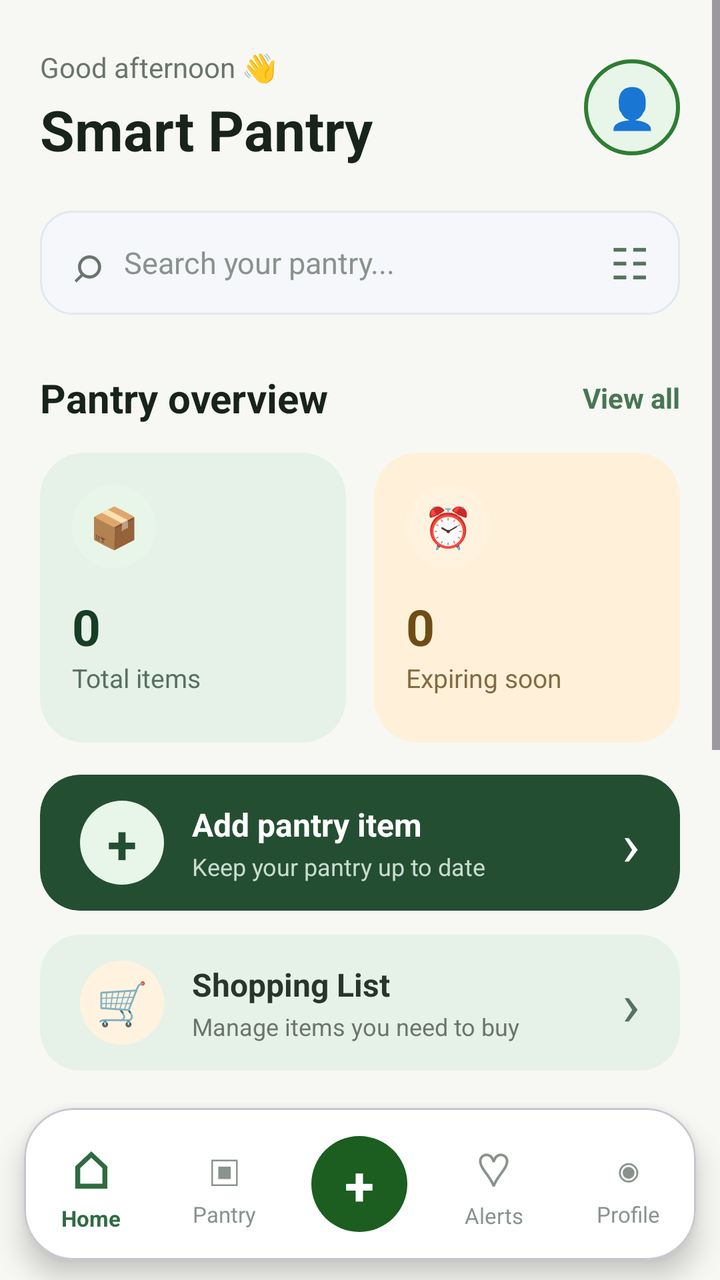
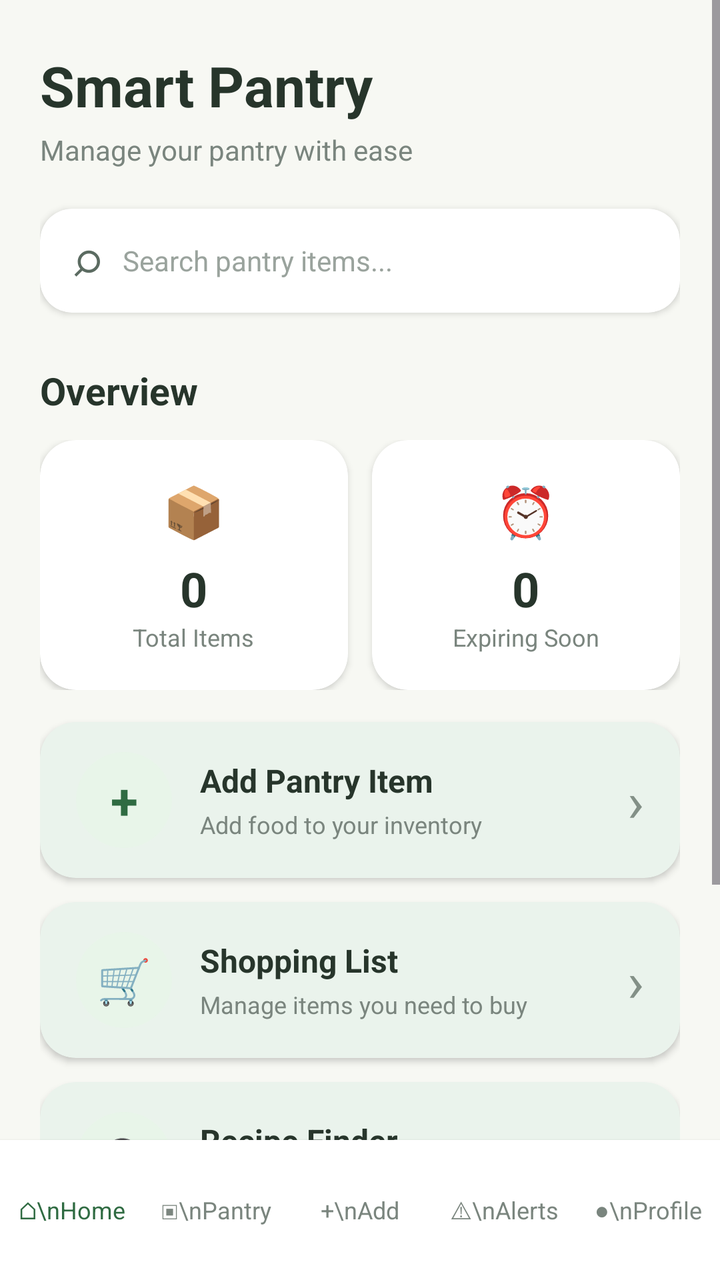

Compare the two renders of this Android layout. The source of the first and the diff that turns it into the second are given below.
<!-- AndroidManifest.xml: application theme Theme.SmartPantryManager -->
<!-- res/layout/activity_main.xml -->
<?xml version="1.0" encoding="utf-8"?>
<androidx.constraintlayout.widget.ConstraintLayout
    xmlns:android="http://schemas.android.com/apk/res/android"
    xmlns:app="http://schemas.android.com/apk/res-auto"
    xmlns:tools="http://schemas.android.com/tools"
    android:id="@+id/main"
    android:layout_width="match_parent"
    android:layout_height="match_parent"
    android:background="#F7F8F3"
    tools:context=".MainActivity">

    
    <ScrollView
        android:id="@+id/dashboardScroll"
        android:layout_width="0dp"
        android:layout_height="0dp"
        android:fillViewport="true"
        android:overScrollMode="never"
        app:layout_constraintTop_toTopOf="parent"
        app:layout_constraintBottom_toTopOf="@+id/bottomNavigation"
        app:layout_constraintStart_toStartOf="parent"
        app:layout_constraintEnd_toEndOf="parent">

        <LinearLayout
            android:layout_width="match_parent"
            android:layout_height="wrap_content"
            android:orientation="vertical"
            android:paddingStart="20dp"
            android:paddingEnd="20dp"
            android:paddingTop="24dp"
            android:paddingBottom="28dp">

            
            <LinearLayout
                android:layout_width="match_parent"
                android:layout_height="wrap_content"
                android:gravity="center_vertical"
                android:orientation="horizontal">

                <LinearLayout
                    android:layout_width="0dp"
                    android:layout_height="wrap_content"
                    android:layout_weight="1"
                    android:orientation="vertical">

                    <TextView
                        android:layout_width="wrap_content"
                        android:layout_height="wrap_content"
                        android:text="Good afternoon 👋"
                        android:textColor="#6B756D"
                        android:textSize="14sp" />

                    <TextView
                        android:layout_width="wrap_content"
                        android:layout_height="wrap_content"
                        android:layout_marginTop="3dp"
                        android:text="Smart Pantry"
                        android:textColor="#17231B"
                        android:textSize="28sp"
                        android:textStyle="bold" />

                </LinearLayout>

                
                <TextView
                    android:layout_width="48dp"
                    android:layout_height="48dp"
                    android:background="@drawable/profile_circle"
                    android:gravity="center"
                    android:text="👤"
                    android:textSize="20sp" />

            </LinearLayout>


            
            <LinearLayout
                android:layout_width="match_parent"
                android:layout_height="52dp"
                android:layout_marginTop="22dp"
                android:background="@drawable/search_background"
                android:gravity="center_vertical"
                android:orientation="horizontal"
                android:paddingStart="16dp"
                android:paddingEnd="16dp">

                <TextView
                    android:layout_width="wrap_content"
                    android:layout_height="wrap_content"
                    android:text="⌕"
                    android:textColor="#69756D"
                    android:textSize="25sp" />

                <TextView
                    android:layout_width="0dp"
                    android:layout_height="wrap_content"
                    android:layout_marginStart="10dp"
                    android:layout_weight="1"
                    android:text="Search your pantry..."
                    android:textColor="#89928C"
                    android:textSize="15sp" />

                <TextView
                    android:layout_width="wrap_content"
                    android:layout_height="wrap_content"
                    android:text="☷"
                    android:textColor="#55735D"
                    android:textSize="22sp" />

            </LinearLayout>


            
            <LinearLayout
                android:layout_width="match_parent"
                android:layout_height="wrap_content"
                android:layout_marginTop="28dp"
                android:gravity="center_vertical"
                android:orientation="horizontal">

                <TextView
                    android:layout_width="0dp"
                    android:layout_height="wrap_content"
                    android:layout_weight="1"
                    android:text="Pantry overview"
                    android:textColor="#17231B"
                    android:textSize="20sp"
                    android:textStyle="bold" />

                <TextView
                    android:layout_width="wrap_content"
                    android:layout_height="wrap_content"
                    android:text="View all"
                    android:textColor="#477654"
                    android:textSize="14sp"
                    android:textStyle="bold" />

            </LinearLayout>


            
            <LinearLayout
                android:layout_width="match_parent"
                android:layout_height="wrap_content"
                android:layout_marginTop="14dp"
                android:orientation="horizontal">

                
                <com.google.android.material.card.MaterialCardView
                    android:id="@+id/inventoryCard"
                    android:layout_width="0dp"
                    android:layout_height="145dp"
                    android:layout_marginEnd="7dp"
                    android:layout_weight="1"
                    app:cardBackgroundColor="#E6F2E8"
                    app:cardCornerRadius="22dp"
                    app:cardElevation="0dp"
                    app:strokeWidth="0dp">

                    <LinearLayout
                        android:layout_width="match_parent"
                        android:layout_height="match_parent"
                        android:orientation="vertical"
                        android:padding="16dp">

                        <TextView
                            android:layout_width="42dp"
                            android:layout_height="42dp"
                            android:background="@drawable/icon_circle_green"
                            android:gravity="center"
                            android:text="📦"
                            android:textSize="20sp" />

                        <TextView
                            android:id="@+id/totalItemsCount"
                            android:layout_width="wrap_content"
                            android:layout_height="wrap_content"
                            android:layout_marginTop="12dp"
                            android:text="0"
                            android:textColor="#173D25"
                            android:textSize="25sp"
                            android:textStyle="bold" />

                        <TextView
                            android:layout_width="wrap_content"
                            android:layout_height="wrap_content"
                            android:text="Total items"
                            android:textColor="#587060"
                            android:textSize="13sp" />

                    </LinearLayout>

                </com.google.android.material.card.MaterialCardView>


                
                <com.google.android.material.card.MaterialCardView
                    android:layout_width="0dp"
                    android:layout_height="145dp"
                    android:layout_marginStart="7dp"
                    android:layout_weight="1"
                    app:cardBackgroundColor="#FFF1D9"
                    app:cardCornerRadius="22dp"
                    app:cardElevation="0dp"
                    app:strokeWidth="0dp">

                    <LinearLayout
                        android:layout_width="match_parent"
                        android:layout_height="match_parent"
                        android:orientation="vertical"
                        android:padding="16dp">

                        <TextView
                            android:layout_width="42dp"
                            android:layout_height="42dp"
                            android:background="@drawable/icon_circle_orange"
                            android:gravity="center"
                            android:text="⏰"
                            android:textSize="20sp" />

                        <TextView
                            android:id="@+id/expiringSoonCount"
                            android:layout_width="wrap_content"
                            android:layout_height="wrap_content"
                            android:layout_marginTop="12dp"
                            android:text="0"
                            android:textColor="#704C15"
                            android:textSize="25sp"
                            android:textStyle="bold" />

                        <TextView
                            android:layout_width="wrap_content"
                            android:layout_height="wrap_content"
                            android:text="Expiring soon"
                            android:textColor="#846B42"
                            android:textSize="13sp" />

                    </LinearLayout>

                </com.google.android.material.card.MaterialCardView>

            </LinearLayout>


            
            <com.google.android.material.card.MaterialCardView
                android:id="@+id/addItemCard"
                android:layout_width="match_parent"
                android:layout_height="68dp"
                android:layout_marginTop="16dp"
                app:cardBackgroundColor="#244E32"
                app:cardCornerRadius="20dp"
                app:cardElevation="0dp"
                app:strokeWidth="0dp">

                <LinearLayout
                    android:layout_width="match_parent"
                    android:layout_height="match_parent"
                    android:gravity="center_vertical"
                    android:orientation="horizontal"
                    android:paddingStart="20dp"
                    android:paddingEnd="20dp">

                    <TextView
                        android:layout_width="42dp"
                        android:layout_height="42dp"
                        android:background="@drawable/add_circle"
                        android:gravity="center"
                        android:text="+"
                        android:textColor="#244E32"
                        android:textSize="27sp"
                        android:textStyle="bold" />

                    <LinearLayout
                        android:layout_width="0dp"
                        android:layout_height="wrap_content"
                        android:layout_marginStart="14dp"
                        android:layout_weight="1"
                        android:orientation="vertical">

                        <TextView
                            android:layout_width="wrap_content"
                            android:layout_height="wrap_content"
                            android:text="Add pantry item"
                            android:textColor="#FFFFFF"
                            android:textSize="16sp"
                            android:textStyle="bold" />

                        <TextView
                            android:layout_width="wrap_content"
                            android:layout_height="wrap_content"
                            android:layout_marginTop="2dp"
                            android:text="Keep your pantry up to date"
                            android:textColor="#C9DCCF"
                            android:textSize="12sp" />

                    </LinearLayout>

                    <TextView
                        android:layout_width="wrap_content"
                        android:layout_height="wrap_content"
                        android:text="›"
                        android:textColor="#FFFFFF"
                        android:textSize="30sp" />

                </LinearLayout>

            </com.google.android.material.card.MaterialCardView>


            
            <com.google.android.material.card.MaterialCardView
                android:id="@+id/shoppingListCard"
                android:layout_width="match_parent"
                android:layout_height="68dp"
                android:layout_marginTop="12dp"
                app:cardBackgroundColor="#E6F2E8"
                app:cardCornerRadius="20dp"
                app:cardElevation="0dp"
                app:strokeWidth="0dp">

                <LinearLayout
                    android:layout_width="match_parent"
                    android:layout_height="match_parent"
                    android:gravity="center_vertical"
                    android:orientation="horizontal"
                    android:paddingStart="20dp"
                    android:paddingEnd="20dp">

                    <TextView
                        android:layout_width="42dp"
                        android:layout_height="42dp"
                        android:background="@drawable/low_stock_circle"
                        android:gravity="center"
                        android:text="🛒"
                        android:textSize="21sp" />

                    <LinearLayout
                        android:layout_width="0dp"
                        android:layout_height="wrap_content"
                        android:layout_marginStart="14dp"
                        android:layout_weight="1"
                        android:orientation="vertical">

                        <TextView
                            android:layout_width="wrap_content"
                            android:layout_height="wrap_content"
                            android:text="Shopping List"
                            android:textColor="#27352B"
                            android:textSize="16sp"
                            android:textStyle="bold" />

                        <TextView
                            android:layout_width="wrap_content"
                            android:layout_height="wrap_content"
                            android:layout_marginTop="2dp"
                            android:text="Manage items you need to buy"
                            android:textColor="#6B756D"
                            android:textSize="12sp" />

                    </LinearLayout>

                    <TextView
                        android:layout_width="wrap_content"
                        android:layout_height="wrap_content"
                        android:text="›"
                        android:textColor="#55735D"
                        android:textSize="30sp" />

                </LinearLayout>

            </com.google.android.material.card.MaterialCardView>


            
            <LinearLayout
                android:layout_width="match_parent"
                android:layout_height="wrap_content"
                android:layout_marginTop="30dp"
                android:gravity="center_vertical"
                android:orientation="horizontal">

                <TextView
                    android:layout_width="0dp"
                    android:layout_height="wrap_content"
                    android:layout_weight="1"
                    android:text="Expiring soon"
                    android:textColor="#17231B"
                    android:textSize="20sp"
                    android:textStyle="bold" />

                <TextView
                    android:layout_width="wrap_content"
                    android:layout_height="wrap_content"
                    android:text="See all"
                    android:textColor="#477654"
                    android:textSize="14sp"
                    android:textStyle="bold" />

            </LinearLayout>


            
            <androidx.recyclerview.widget.RecyclerView
                android:id="@+id/expiringItemsRecyclerView"
                android:layout_width="match_parent"
                android:layout_height="wrap_content"
                android:layout_marginTop="12dp"
                android:nestedScrollingEnabled="false"
                android:overScrollMode="never"
                tools:itemCount="2"
                tools:listitem="@layout/item_expiring" />


            
            <com.google.android.material.card.MaterialCardView
                android:id="@+id/emptyExpiryCard"
                android:layout_width="match_parent"
                android:layout_height="120dp"
                android:layout_marginTop="12dp"
                android:visibility="gone"
                app:cardBackgroundColor="#FFFFFF"
                app:cardCornerRadius="20dp"
                app:cardElevation="0dp"
                app:strokeColor="#E7EBE7"
                app:strokeWidth="1dp">

                <LinearLayout
                    android:layout_width="match_parent"
                    android:layout_height="match_parent"
                    android:gravity="center_vertical"
                    android:orientation="horizontal"
                    android:padding="18dp">

                    <TextView
                        android:layout_width="55dp"
                        android:layout_height="55dp"
                        android:background="@drawable/empty_circle"
                        android:gravity="center"
                        android:text="✨"
                        android:textSize="23sp" />

                    <LinearLayout
                        android:layout_width="0dp"
                        android:layout_height="wrap_content"
                        android:layout_marginStart="15dp"
                        android:layout_weight="1"
                        android:orientation="vertical">

                        <TextView
                            android:layout_width="wrap_content"
                            android:layout_height="wrap_content"
                            android:text="Your pantry is fresh!"
                            android:textColor="#27352B"
                            android:textSize="16sp"
                            android:textStyle="bold" />

                        <TextView
                            android:layout_width="wrap_content"
                            android:layout_height="wrap_content"
                            android:layout_marginTop="4dp"
                            android:text="No items are close to expiry."
                            android:textColor="#7A857E"
                            android:textSize="13sp" />

                    </LinearLayout>

                </LinearLayout>

            </com.google.android.material.card.MaterialCardView>


            
            <TextView
                android:layout_width="wrap_content"
                android:layout_height="wrap_content"
                android:layout_marginTop="30dp"
                android:text="Low stock"
                android:textColor="#17231B"
                android:textSize="20sp"
                android:textStyle="bold" />


            
            <com.google.android.material.card.MaterialCardView
                android:layout_width="match_parent"
                android:layout_height="105dp"
                android:layout_marginTop="12dp"
                app:cardBackgroundColor="#FFFFFF"
                app:cardCornerRadius="20dp"
                app:cardElevation="0dp"
                app:strokeColor="#E7EBE7"
                app:strokeWidth="1dp">

                <LinearLayout
                    android:layout_width="match_parent"
                    android:layout_height="match_parent"
                    android:gravity="center_vertical"
                    android:orientation="horizontal"
                    android:padding="18dp">

                    <TextView
                        android:layout_width="48dp"
                        android:layout_height="48dp"
                        android:background="@drawable/low_stock_circle"
                        android:gravity="center"
                        android:text="🛒"
                        android:textSize="20sp" />

                    <LinearLayout
                        android:layout_width="0dp"
                        android:layout_height="wrap_content"
                        android:layout_marginStart="15dp"
                        android:layout_weight="1"
                        android:orientation="vertical">

                        <TextView
                            android:id="@+id/lowStockMessage"
                            android:layout_width="wrap_content"
                            android:layout_height="wrap_content"
                            android:text="Everything is stocked"
                            android:textColor="#27352B"
                            android:textSize="15sp"
                            android:textStyle="bold" />

                        <TextView
                            android:id="@+id/lowStockDescription"
                            android:layout_width="wrap_content"
                            android:layout_height="wrap_content"
                            android:layout_marginTop="3dp"
                            android:text="No low-stock items yet."
                            android:textColor="#7A857E"
                            android:textSize="13sp" />

                    </LinearLayout>

                    <TextView
                        android:id="@+id/lowStockCount"
                        android:layout_width="wrap_content"
                        android:layout_height="wrap_content"
                        android:layout_marginEnd="8dp"
                        android:text="0"
                        android:textColor="#B45309"
                        android:textSize="22sp"
                        android:textStyle="bold" />

                </LinearLayout>

            </com.google.android.material.card.MaterialCardView>


            
            <androidx.recyclerview.widget.RecyclerView
                android:id="@+id/lowStockItemsRecyclerView"
                android:layout_width="match_parent"
                android:layout_height="wrap_content"
                android:layout_marginTop="12dp"
                android:nestedScrollingEnabled="false"
                android:overScrollMode="never"
                tools:itemCount="2"
                tools:listitem="@layout/item_low_stock" />


            
            <com.google.android.material.card.MaterialCardView
                android:id="@+id/emptyLowStockCard"
                android:layout_width="match_parent"
                android:layout_height="120dp"
                android:layout_marginTop="12dp"
                android:visibility="gone"
                app:cardBackgroundColor="#FFFFFF"
                app:cardCornerRadius="20dp"
                app:cardElevation="0dp"
                app:strokeColor="#E7EBE7"
                app:strokeWidth="1dp">

                <LinearLayout
                    android:layout_width="match_parent"
                    android:layout_height="match_parent"
                    android:gravity="center_vertical"
                    android:orientation="horizontal"
                    android:padding="18dp">

                    <TextView
                        android:layout_width="55dp"
                        android:layout_height="55dp"
                        android:background="@drawable/empty_circle"
                        android:gravity="center"
                        android:text="✓"
                        android:textColor="#2F6B42"
                        android:textSize="24sp"
                        android:textStyle="bold" />

                    <LinearLayout
                        android:layout_width="0dp"
                        android:layout_height="wrap_content"
                        android:layout_marginStart="15dp"
                        android:layout_weight="1"
                        android:orientation="vertical">

                        <TextView
                            android:layout_width="wrap_content"
                            android:layout_height="wrap_content"
                            android:text="Stock levels look good!"
                            android:textColor="#27352B"
                            android:textSize="16sp"
                            android:textStyle="bold" />

                        <TextView
                            android:layout_width="wrap_content"
                            android:layout_height="wrap_content"
                            android:layout_marginTop="4dp"
                            android:text="No pantry items are running low."
                            android:textColor="#7A857E"
                            android:textSize="13sp" />

                    </LinearLayout>

                </LinearLayout>

            </com.google.android.material.card.MaterialCardView>

        </LinearLayout>

    </ScrollView>


    
    <com.google.android.material.card.MaterialCardView
        android:id="@+id/bottomNavigation"
        android:layout_width="0dp"
        android:layout_height="76dp"
        android:layout_marginStart="12dp"
        android:layout_marginEnd="12dp"
        android:layout_marginBottom="10dp"
        app:cardBackgroundColor="#FFFFFF"
        app:cardCornerRadius="25dp"
        app:cardElevation="8dp"
        app:layout_constraintBottom_toBottomOf="parent"
        app:layout_constraintStart_toStartOf="parent"
        app:layout_constraintEnd_toEndOf="parent">

        <LinearLayout
            android:layout_width="match_parent"
            android:layout_height="match_parent"
            android:gravity="center"
            android:orientation="horizontal">

            
            <LinearLayout
                android:layout_width="0dp"
                android:layout_height="match_parent"
                android:layout_weight="1"
                android:gravity="center"
                android:orientation="vertical">

                <TextView
                    android:layout_width="wrap_content"
                    android:layout_height="wrap_content"
                    android:text="⌂"
                    android:textColor="#2F6B42"
                    android:textSize="25sp"
                    android:textStyle="bold" />

                <TextView
                    android:layout_width="wrap_content"
                    android:layout_height="wrap_content"
                    android:text="Home"
                    android:textColor="#2F6B42"
                    android:textSize="11sp"
                    android:textStyle="bold" />

            </LinearLayout>


            
            <LinearLayout
                android:layout_width="0dp"
                android:layout_height="match_parent"
                android:layout_weight="1"
                android:gravity="center"
                android:orientation="vertical">

                <TextView
                    android:layout_width="wrap_content"
                    android:layout_height="wrap_content"
                    android:text="▣"
                    android:textColor="#89938C"
                    android:textSize="22sp" />

                <TextView
                    android:layout_width="wrap_content"
                    android:layout_height="wrap_content"
                    android:text="Pantry"
                    android:textColor="#89938C"
                    android:textSize="11sp" />

            </LinearLayout>


            
            <LinearLayout
                android:layout_width="0dp"
                android:layout_height="match_parent"
                android:layout_weight="1"
                android:gravity="center"
                android:orientation="vertical">

                <TextView
                    android:layout_width="48dp"
                    android:layout_height="48dp"
                    android:background="@drawable/bottom_add"
                    android:gravity="center"
                    android:text="+"
                    android:textColor="#FFFFFF"
                    android:textSize="27sp"
                    android:textStyle="bold" />

            </LinearLayout>


            
            <LinearLayout
                android:layout_width="0dp"
                android:layout_height="match_parent"
                android:layout_weight="1"
                android:gravity="center"
                android:orientation="vertical">

                <TextView
                    android:layout_width="wrap_content"
                    android:layout_height="wrap_content"
                    android:text="♡"
                    android:textColor="#89938C"
                    android:textSize="23sp" />

                <TextView
                    android:layout_width="wrap_content"
                    android:layout_height="wrap_content"
                    android:text="Alerts"
                    android:textColor="#89938C"
                    android:textSize="11sp" />

            </LinearLayout>


            
            <LinearLayout
                android:layout_width="0dp"
                android:layout_height="match_parent"
                android:layout_weight="1"
                android:gravity="center"
                android:orientation="vertical">

                <TextView
                    android:layout_width="wrap_content"
                    android:layout_height="wrap_content"
                    android:text="◉"
                    android:textColor="#89938C"
                    android:textSize="22sp" />

                <TextView
                    android:layout_width="wrap_content"
                    android:layout_height="wrap_content"
                    android:text="Profile"
                    android:textColor="#89938C"
                    android:textSize="11sp" />

            </LinearLayout>

        </LinearLayout>

    </com.google.android.material.card.MaterialCardView>

</androidx.constraintlayout.widget.ConstraintLayout>
<!-- res/layout/item_expiring.xml (included above) -->
<?xml version="1.0" encoding="utf-8"?>
<androidx.cardview.widget.CardView
    xmlns:android="http://schemas.android.com/apk/res/android"
    android:layout_width="match_parent"
    android:layout_height="wrap_content"
    android:layout_marginBottom="10dp"
    android:backgroundTint="#FFFFFF"
    android:elevation="0dp"
    android:radius="18dp">

    <LinearLayout
        android:layout_width="match_parent"
        android:layout_height="wrap_content"
        android:gravity="center_vertical"
        android:orientation="horizontal"
        android:padding="16dp">

        
        <TextView
            android:layout_width="48dp"
            android:layout_height="48dp"
            android:background="@drawable/icon_circle_orange"
            android:gravity="center"
            android:text="⏰"
            android:textSize="21sp" />

        
        <LinearLayout
            android:layout_width="0dp"
            android:layout_height="wrap_content"
            android:layout_marginStart="14dp"
            android:layout_weight="1"
            android:orientation="vertical">

            <TextView
                android:id="@+id/expiringItemName"
                android:layout_width="wrap_content"
                android:layout_height="wrap_content"
                android:text="Milk"
                android:textColor="#27352B"
                android:textSize="16sp"
                android:textStyle="bold" />

            <TextView
                android:id="@+id/expiringItemCategory"
                android:layout_width="wrap_content"
                android:layout_height="wrap_content"
                android:layout_marginTop="3dp"
                android:text="Dairy"
                android:textColor="#7A857E"
                android:textSize="13sp" />

            <TextView
                android:id="@+id/expiringItemExpiry"
                android:layout_width="wrap_content"
                android:layout_height="wrap_content"
                android:layout_marginTop="5dp"
                android:text="Expires: 2026-09-08"
                android:textColor="#B45309"
                android:textSize="13sp"
                android:textStyle="bold" />

        </LinearLayout>

        
        <TextView
            android:layout_width="wrap_content"
            android:layout_height="wrap_content"
            android:text="›"
            android:textColor="#839087"
            android:textSize="28sp" />

    </LinearLayout>

</androidx.cardview.widget.CardView>
<!-- res/layout/item_low_stock.xml (included above) -->
<?xml version="1.0" encoding="utf-8"?>
<androidx.cardview.widget.CardView
    xmlns:android="http://schemas.android.com/apk/res/android"
    android:layout_width="match_parent"
    android:layout_height="wrap_content"
    android:layout_marginBottom="10dp"
    android:backgroundTint="#FFFFFF"
    android:elevation="0dp"
    android:radius="18dp">

    <LinearLayout
        android:layout_width="match_parent"
        android:layout_height="wrap_content"
        android:gravity="center_vertical"
        android:orientation="horizontal"
        android:padding="16dp">

        
        <TextView
            android:layout_width="48dp"
            android:layout_height="48dp"
            android:background="@drawable/low_stock_circle"
            android:gravity="center"
            android:text="🛒"
            android:textSize="21sp" />

        
        <LinearLayout
            android:layout_width="0dp"
            android:layout_height="wrap_content"
            android:layout_marginStart="14dp"
            android:layout_weight="1"
            android:orientation="vertical">

            <TextView
                android:id="@+id/lowStockItemName"
                android:layout_width="wrap_content"
                android:layout_height="wrap_content"
                android:text="Milk"
                android:textColor="#27352B"
                android:textSize="16sp"
                android:textStyle="bold" />

            <TextView
                android:id="@+id/lowStockItemCategory"
                android:layout_width="wrap_content"
                android:layout_height="wrap_content"
                android:layout_marginTop="3dp"
                android:text="Dairy"
                android:textColor="#7A857E"
                android:textSize="13sp" />

            <TextView
                android:id="@+id/lowStockItemQuantity"
                android:layout_width="wrap_content"
                android:layout_height="wrap_content"
                android:layout_marginTop="5dp"
                android:text="Quantity: 2 • Minimum: 3"
                android:textColor="#B45309"
                android:textSize="13sp"
                android:textStyle="bold" />

        </LinearLayout>

        
        <TextView
            android:layout_width="wrap_content"
            android:layout_height="wrap_content"
            android:text="›"
            android:textColor="#839087"
            android:textSize="28sp" />

    </LinearLayout>

</androidx.cardview.widget.CardView>
<!-- resources referenced by this layout -->
<resources>
  <!-- drawable add_circle (drawable) -->
  <?xml version="1.0" encoding="utf-8"?>
  <shape xmlns:android="http://schemas.android.com/apk/res/android"
      android:shape="oval">
  
      <solid android:color="#E8F5E9" />
  
  </shape>
  <!-- drawable bottom_add (drawable) -->
  <?xml version="1.0" encoding="utf-8"?>
  <shape xmlns:android="http://schemas.android.com/apk/res/android"
      android:shape="oval">
  
      <solid android:color="#1B5E20" />
  
  </shape>
  <!-- drawable empty_circle (drawable) -->
  <?xml version="1.0" encoding="utf-8"?>
  <shape xmlns:android="http://schemas.android.com/apk/res/android"
      android:shape="oval">
  
      <solid android:color="#F1F5F9" />
  
  </shape>
  <!-- drawable icon_circle_green (drawable) -->
  <?xml version="1.0" encoding="utf-8"?>
  <shape xmlns:android="http://schemas.android.com/apk/res/android"
      android:shape="oval">
  
      <solid android:color="#E8F5E9" />
  
  </shape>
  <!-- drawable icon_circle_orange (drawable) -->
  <?xml version="1.0" encoding="utf-8"?>
  <shape xmlns:android="http://schemas.android.com/apk/res/android"
      android:shape="oval">
  
      <solid android:color="#FFF3E0" />
  
  </shape>
  <!-- drawable low_stock_circle (drawable) -->
  <?xml version="1.0" encoding="utf-8"?>
  <shape xmlns:android="http://schemas.android.com/apk/res/android"
      android:shape="oval">
  
      <solid android:color="#FFF3E0" />
  
  </shape>
  <!-- drawable profile_circle (drawable) -->
  <?xml version="1.0" encoding="utf-8"?>
  <shape xmlns:android="http://schemas.android.com/apk/res/android"
      android:shape="oval">
  
      <solid android:color="#E8F5E9" />
  
      <stroke
          android:width="2dp"
          android:color="#2E7D32" />
  
  </shape>
  <!-- drawable search_background (drawable) -->
  <?xml version="1.0" encoding="utf-8"?>
  <shape xmlns:android="http://schemas.android.com/apk/res/android"
      android:shape="rectangle">
  
      <solid android:color="#F5F7FA" />
  
      <corners android:radius="16dp" />
  
      <stroke
          android:width="1dp"
          android:color="#E2E8F0" />
  
      <padding
          android:left="16dp"
          android:top="10dp"
          android:right="16dp"
          android:bottom="10dp" />
  
  </shape>
  <style name="Theme.SmartPantryManager" parent="Base.Theme.SmartPantryManager" />
  <style name="Base.Theme.SmartPantryManager" parent="Theme.Material3.DayNight.NoActionBar">
          
          
      </style>
</resources>

<!-- the commit's change to res/layout/activity_main.xml (unified diff, before → after) -->
@@ -3,21 +3,19 @@
     xmlns:android="http://schemas.android.com/apk/res/android"
     xmlns:app="http://schemas.android.com/apk/res-auto"
     xmlns:tools="http://schemas.android.com/tools"
-    android:id="@+id/main"
     android:layout_width="match_parent"
     android:layout_height="match_parent"
-    android:background="#F7F8F3"
-    tools:context=".MainActivity">
-
-    
+    android:background="#F7F8F3">
+
     <ScrollView
-        android:id="@+id/dashboardScroll"
+        android:id="@+id/dashboardScrollView"
         android:layout_width="0dp"
         android:layout_height="0dp"
         android:fillViewport="true"
-        android:overScrollMode="never"
+        android:clipToPadding="false"
+        android:paddingBottom="90dp"
         app:layout_constraintTop_toTopOf="parent"
-        app:layout_constraintBottom_toTopOf="@+id/bottomNavigation"
+        app:layout_constraintBottom_toBottomOf="parent"
         app:layout_constraintStart_toStartOf="parent"
         app:layout_constraintEnd_toEndOf="parent">
 
@@ -28,12 +26,428 @@
             android:paddingStart="20dp"
             android:paddingEnd="20dp"
             android:paddingTop="24dp"
-            android:paddingBottom="28dp">
+            android:paddingBottom="30dp">
 
             
             <LinearLayout
                 android:layout_width="match_parent"
                 android:layout_height="wrap_content"
+                android:orientation="vertical">
+
+                <TextView
+                    android:layout_width="wrap_content"
+                    android:layout_height="wrap_content"
+                    android:text="Smart Pantry"
+                    android:textColor="#27352B"
+                    android:textSize="28sp"
+                    android:textStyle="bold" />
+
+                <TextView
+                    android:layout_width="wrap_content"
+                    android:layout_height="wrap_content"
+                    android:layout_marginTop="4dp"
+                    android:text="Manage your pantry with ease"
+                    android:textColor="#7A857E"
+                    android:textSize="14sp" />
+
+            </LinearLayout>
+
+            
+            <androidx.cardview.widget.CardView
+                android:layout_width="match_parent"
+                android:layout_height="52dp"
+                android:layout_marginTop="20dp"
+                android:backgroundTint="#FFFFFF"
+                android:elevation="0dp"
+                app:cardCornerRadius="16dp">
+
+                <LinearLayout
+                    android:layout_width="match_parent"
+                    android:layout_height="match_parent"
+                    android:gravity="center_vertical"
+                    android:orientation="horizontal"
+                    android:paddingStart="16dp"
+                    android:paddingEnd="16dp">
+
+                    <TextView
+                        android:layout_width="wrap_content"
+                        android:layout_height="wrap_content"
+                        android:text="⌕"
+                        android:textColor="#5B6B61"
+                        android:textSize="24sp" />
+
+                    <TextView
+                        android:id="@+id/searchHint"
+                        android:layout_width="0dp"
+                        android:layout_height="wrap_content"
+                        android:layout_marginStart="10dp"
+                        android:layout_weight="1"
+                        android:text="Search pantry items..."
+                        android:textColor="#9AA39D"
+                        android:textSize="14sp" />
+
+                </LinearLayout>
+
+            </androidx.cardview.widget.CardView>
+
+            
+            <TextView
+                android:layout_width="wrap_content"
+                android:layout_height="wrap_content"
+                android:layout_marginTop="26dp"
+                android:text="Overview"
+                android:textColor="#27352B"
+                android:textSize="19sp"
+                android:textStyle="bold" />
+
+            
+            <LinearLayout
+                android:layout_width="match_parent"
+                android:layout_height="wrap_content"
+                android:layout_marginTop="12dp"
+                android:orientation="horizontal">
+
+                
+                <androidx.cardview.widget.CardView
+                    android:id="@+id/inventoryCard"
+                    android:layout_width="0dp"
+                    android:layout_height="125dp"
+                    android:layout_marginEnd="6dp"
+                    android:layout_weight="1"
+                    android:backgroundTint="#FFFFFF"
+                    android:elevation="0dp"
+                    app:cardCornerRadius="18dp">
+
+                    <LinearLayout
+                        android:layout_width="match_parent"
+                        android:layout_height="match_parent"
+                        android:gravity="center"
+                        android:orientation="vertical">
+
+                        <TextView
+                            android:layout_width="wrap_content"
+                            android:layout_height="wrap_content"
+                            android:text="📦"
+                            android:textSize="25sp" />
+
+                        <TextView
+                            android:id="@+id/totalItemsCount"
+                            android:layout_width="wrap_content"
+                            android:layout_height="wrap_content"
+                            android:layout_marginTop="6dp"
+                            android:text="0"
+                            android:textColor="#27352B"
+                            android:textSize="24sp"
+                            android:textStyle="bold" />
+
+                        <TextView
+                            android:layout_width="wrap_content"
+                            android:layout_height="wrap_content"
+                            android:text="Total Items"
+                            android:textColor="#7A857E"
+                            android:textSize="12sp" />
+
+                    </LinearLayout>
+
+                </androidx.cardview.widget.CardView>
+
+                
+                <androidx.cardview.widget.CardView
+                    android:id="@+id/expiringCard"
+                    android:layout_width="0dp"
+                    android:layout_height="125dp"
+                    android:layout_marginStart="6dp"
+                    android:layout_weight="1"
+                    android:backgroundTint="#FFFFFF"
+                    android:elevation="0dp"
+                    app:cardCornerRadius="18dp">
+
+                    <LinearLayout
+                        android:layout_width="match_parent"
+                        android:layout_height="match_parent"
+                        android:gravity="center"
+                        android:orientation="vertical">
+
+                        <TextView
+                            android:layout_width="wrap_content"
+                            android:layout_height="wrap_content"
+                            android:text="⏰"
+                            android:textSize="25sp" />
+
+                        <TextView
+                            android:id="@+id/expiringSoonCount"
+                            android:layout_width="wrap_content"
+                            android:layout_height="wrap_content"
+                            android:layout_marginTop="6dp"
+                            android:text="0"
+                            android:textColor="#27352B"
+                            android:textSize="24sp"
+                            android:textStyle="bold" />
+
+                        <TextView
+                            android:layout_width="wrap_content"
+                            android:layout_height="wrap_content"
+                            android:text="Expiring Soon"
+                            android:textColor="#7A857E"
+                            android:textSize="12sp" />
+
+                    </LinearLayout>
+
+                </androidx.cardview.widget.CardView>
+
+            </LinearLayout>
+
+            
+            <androidx.cardview.widget.CardView
+                android:id="@+id/addItemCard"
+                android:layout_width="match_parent"
+                android:layout_height="78dp"
+                android:layout_marginTop="16dp"
+                android:backgroundTint="#EAF3EC"
+                android:elevation="0dp"
+                app:cardCornerRadius="18dp">
+
+                <LinearLayout
+                    android:layout_width="match_parent"
+                    android:layout_height="match_parent"
+                    android:gravity="center_vertical"
+                    android:orientation="horizontal"
+                    android:paddingStart="18dp"
+                    android:paddingEnd="18dp">
+
+                    <TextView
+                        android:layout_width="48dp"
+                        android:layout_height="48dp"
+                        android:background="@drawable/icon_circle_green"
+                        android:gravity="center"
+                        android:text="+"
+                        android:textColor="#2F6B42"
+                        android:textSize="25sp"
+                        android:textStyle="bold" />
+
+                    <LinearLayout
+                        android:layout_width="0dp"
+                        android:layout_height="wrap_content"
+                        android:layout_marginStart="14dp"
+                        android:layout_weight="1"
+                        android:orientation="vertical">
+
+                        <TextView
+                            android:layout_width="wrap_content"
+                            android:layout_height="wrap_content"
+                            android:text="Add Pantry Item"
+                            android:textColor="#27352B"
+                            android:textSize="16sp"
+                            android:textStyle="bold" />
+
+                        <TextView
+                            android:layout_width="wrap_content"
+                            android:layout_height="wrap_content"
+                            android:layout_marginTop="3dp"
+                            android:text="Add food to your inventory"
+                            android:textColor="#7A857E"
+                            android:textSize="12sp" />
+
+                    </LinearLayout>
+
+                    <TextView
+                        android:layout_width="wrap_content"
+                        android:layout_height="wrap_content"
+                        android:text="›"
+                        android:textColor="#839087"
+                        android:textSize="28sp" />
+
+                </LinearLayout>
+
+            </androidx.cardview.widget.CardView>
+
+            
+            <androidx.cardview.widget.CardView
+                android:id="@+id/shoppingListCard"
+                android:layout_width="match_parent"
+                android:layout_height="78dp"
+                android:layout_marginTop="12dp"
+                android:backgroundTint="#EAF3EC"
+                android:elevation="0dp"
+                app:cardCornerRadius="18dp">
+
+                <LinearLayout
+                    android:layout_width="match_parent"
+                    android:layout_height="match_parent"
+                    android:gravity="center_vertical"
+                    android:orientation="horizontal"
+                    android:paddingStart="18dp"
+                    android:paddingEnd="18dp">
+
+                    <TextView
+                        android:layout_width="48dp"
+                        android:layout_height="48dp"
+                        android:background="@drawable/icon_circle_green"
+                        android:gravity="center"
+                        android:text="🛒"
+                        android:textSize="22sp" />
+
+                    <LinearLayout
+                        android:layout_width="0dp"
+                        android:layout_height="wrap_content"
+                        android:layout_marginStart="14dp"
+                        android:layout_weight="1"
+                        android:orientation="vertical">
+
+                        <TextView
+                            android:layout_width="wrap_content"
+                            android:layout_height="wrap_content"
+                            android:text="Shopping List"
+                            android:textColor="#27352B"
+                            android:textSize="16sp"
+                            android:textStyle="bold" />
+
+                        <TextView
+                            android:layout_width="wrap_content"
+                            android:layout_height="wrap_content"
+                            android:layout_marginTop="3dp"
+                            android:text="Manage items you need to buy"
+                            android:textColor="#7A857E"
+                            android:textSize="12sp" />
+
+                    </LinearLayout>
+
+                    <TextView
+                        android:layout_width="wrap_content"
+                        android:layout_height="wrap_content"
+                        android:text="›"
+                        android:textColor="#839087"
+                        android:textSize="28sp" />
+
+                </LinearLayout>
+
+            </androidx.cardview.widget.CardView>
+
+            
+            <androidx.cardview.widget.CardView
+                android:id="@+id/recipeFinderCard"
+                android:layout_width="match_parent"
+                android:layout_height="78dp"
+                android:layout_marginTop="12dp"
+                android:backgroundTint="#EAF3EC"
+                android:elevation="0dp"
+                app:cardCornerRadius="18dp">
+
+                <LinearLayout
+                    android:layout_width="match_parent"
+                    android:layout_height="match_parent"
+                    android:gravity="center_vertical"
+                    android:orientation="horizontal"
+                    android:paddingStart="18dp"
+                    android:paddingEnd="18dp">
+
+                    <TextView
+                        android:layout_width="48dp"
+                        android:layout_height="48dp"
+                        android:background="@drawable/icon_circle_green"
+                        android:gravity="center"
+                        android:text="🍳"
+                        android:textSize="22sp" />
+
+                    <LinearLayout
+                        android:layout_width="0dp"
+                        android:layout_height="wrap_content"
+                        android:layout_marginStart="14dp"
+                        android:layout_weight="1"
+                        android:orientation="vertical">
+
+                        <TextView
+                            android:layout_width="wrap_content"
+                            android:layout_height="wrap_content"
+                            android:text="Recipe Finder"
+                            android:textColor="#27352B"
+                            android:textSize="16sp"
+                            android:textStyle="bold" />
+
+                        <TextView
+                            android:layout_width="wrap_content"
+                            android:layout_height="wrap_content"
+                            android:layout_marginTop="3dp"
+                            android:text="Find recipes from your pantry"
+                            android:textColor="#7A857E"
+                            android:textSize="12sp" />
+
+                    </LinearLayout>
+
+                    <TextView
+                        android:layout_width="wrap_content"
+                        android:layout_height="wrap_content"
+                        android:text="›"
+                        android:textColor="#839087"
+                        android:textSize="28sp" />
+
+                </LinearLayout>
+
+            </androidx.cardview.widget.CardView>
+
+            
+            <LinearLayout
+                android:layout_width="match_parent"
+                android:layout_height="wrap_content"
+                android:layout_marginTop="26dp"
+                android:gravity="center_vertical"
+                android:orientation="horizontal">
+
+                <TextView
+                    android:layout_width="0dp"
+                    android:layout_height="wrap_content"
+                    android:layout_weight="1"
+                    android:text="Expiring Soon"
+                    android:textColor="#27352B"
+                    android:textSize="19sp"
+                    android:textStyle="bold" />
+
+                <TextView
+                    android:id="@+id/lowStockMessage"
+                    android:layout_width="wrap_content"
+                    android:layout_height="wrap_content"
+                    android:text=""
+                    android:textColor="#7A857E"
+                    android:textSize="12sp" />
+
+            </LinearLayout>
+
+            
+            <androidx.recyclerview.widget.RecyclerView
+                android:id="@+id/expiringItemsRecyclerView"
+                android:layout_width="match_parent"
+                android:layout_height="wrap_content"
+                android:layout_marginTop="12dp"
+                android:nestedScrollingEnabled="false"
+                tools:listitem="@layout/item_expiring" />
+
+            
+            <com.google.android.material.card.MaterialCardView
+                android:id="@+id/emptyExpiryCard"
+                android:layout_width="match_parent"
+                android:layout_height="wrap_content"
+                android:layout_marginTop="12dp"
+                android:visibility="gone"
+                app:cardBackgroundColor="#FFFFFF"
+                app:cardCornerRadius="18dp"
+                app:strokeWidth="0dp">
+
+                <TextView
+                    android:layout_width="match_parent"
+                    android:layout_height="wrap_content"
+                    android:gravity="center"
+                    android:padding="24dp"
+                    android:text="No items are expiring soon."
+                    android:textColor="#7A857E"
+                    android:textSize="13sp" />
+
+            </com.google.android.material.card.MaterialCardView>
+
+            
+            <LinearLayout
+                android:layout_width="match_parent"
+                android:layout_height="wrap_content"
+                android:layout_marginTop="26dp"
                 android:gravity="center_vertical"
                 android:orientation="horizontal">
 
@@ -46,596 +460,75 @@
                     <TextView
                         android:layout_width="wrap_content"
                         android:layout_height="wrap_content"
-                        android:text="Good afternoon 👋"
-                        android:textColor="#6B756D"
-                        android:textSize="14sp" />
-
-                    <TextView
+                        android:text="Low Stock"
+                        android:textColor="#27352B"
+                        android:textSize="19sp"
+                        android:textStyle="bold" />
+
+                    <TextView
+                        android:id="@+id/lowStockDescription"
                         android:layout_width="wrap_content"
                         android:layout_height="wrap_content"
                         android:layout_marginTop="3dp"
-                        android:text="Smart Pantry"
-                        android:textColor="#17231B"
-                        android:textSize="28sp"
-                        android:textStyle="bold" />
+                        android:text="Items that need attention"
+                        android:textColor="#7A857E"
+                        android:textSize="12sp" />
 
                 </LinearLayout>
 
-                
                 <TextView
-                    android:layout_width="48dp"
-                    android:layout_height="48dp"
-                    android:background="@drawable/profile_circle"
-                    android:gravity="center"
-                    android:text="👤"
-                    android:textSize="20sp" />
-
-            </LinearLayout>
-
-
-            
-            <LinearLayout
-                android:layout_width="match_parent"
-                android:layout_height="52dp"
-                android:layout_marginTop="22dp"
-                android:background="@drawable/search_background"
-                android:gravity="center_vertical"
-                android:orientation="horizontal"
-                android:paddingStart="16dp"
-                android:paddingEnd="16dp">
-
-                <TextView
+                    android:id="@+id/lowStockCount"
                     android:layout_width="wrap_content"
                     android:layout_height="wrap_content"
-                    android:text="⌕"
-                    android:textColor="#69756D"
-                    android:textSize="25sp" />
-
-                <TextView
-                    android:layout_width="0dp"
-                    android:layout_height="wrap_content"
-                    android:layout_marginStart="10dp"
-                    android:layout_weight="1"
-                    android:text="Search your pantry..."
-                    android:textColor="#89928C"
-                    android:textSize="15sp" />
-
-                <TextView
-                    android:layout_width="wrap_content"
-                    android:layout_height="wrap_content"
-                    android:text="☷"
-                    android:textColor="#55735D"
-                    android:textSize="22sp" />
-
-            </LinearLayout>
-
-
-            
-            <LinearLayout
-                android:layout_width="match_parent"
-                android:layout_height="wrap_content"
-                android:layout_marginTop="28dp"
-                android:gravity="center_vertical"
-                android:orientation="horizontal">
-
-                <TextView
-                    android:layout_width="0dp"
-                    android:layout_height="wrap_content"
-                    android:layout_weight="1"
-                    android:text="Pantry overview"
-                    android:textColor="#17231B"
+                    android:text="0"
+                    android:textColor="#2F6B42"
                     android:textSize="20sp"
                     android:textStyle="bold" />
 
-                <TextView
-                    android:layout_width="wrap_content"
-                    android:layout_height="wrap_content"
-                    android:text="View all"
-                    android:textColor="#477654"
-                    android:textSize="14sp"
-                    android:textStyle="bold" />
-
             </LinearLayout>
 
-
-            
-            <LinearLayout
-                android:layout_width="match_parent"
-                android:layout_height="wrap_content"
-                android:layout_marginTop="14dp"
-                android:orientation="horizontal">
-
-                
-                <com.google.android.material.card.MaterialCardView
-                    android:id="@+id/inventoryCard"
-                    android:layout_width="0dp"
-                    android:layout_height="145dp"
-                    android:layout_marginEnd="7dp"
-                    android:layout_weight="1"
-                    app:cardBackgroundColor="#E6F2E8"
-                    app:cardCornerRadius="22dp"
-                    app:cardElevation="0dp"
-                    app:strokeWidth="0dp">
-
-                    <LinearLayout
-                        android:layout_width="match_parent"
-                        android:layout_height="match_parent"
-                        android:orientation="vertical"
-                        android:padding="16dp">
-
-                        <TextView
-                            android:layout_width="42dp"
-                            android:layout_height="42dp"
-                            android:background="@drawable/icon_circle_green"
-                            android:gravity="center"
-                            android:text="📦"
-                            android:textSize="20sp" />
-
-                        <TextView
-                            android:id="@+id/totalItemsCount"
-                            android:layout_width="wrap_content"
-                            android:layout_height="wrap_content"
-                            android:layout_marginTop="12dp"
-                            android:text="0"
-                            android:textColor="#173D25"
-                            android:textSize="25sp"
-                            android:textStyle="bold" />
-
-                        <TextView
-                            android:layout_width="wrap_content"
-                            android:layout_height="wrap_content"
-                            android:text="Total items"
-                            android:textColor="#587060"
-                            android:textSize="13sp" />
-
-                    </LinearLayout>
-
-                </com.google.android.material.card.MaterialCardView>
-
-
-                
-                <com.google.android.material.card.MaterialCardView
-                    android:layout_width="0dp"
-                    android:layout_height="145dp"
-                    android:layout_marginStart="7dp"
-                    android:layout_weight="1"
-                    app:cardBackgroundColor="#FFF1D9"
-                    app:cardCornerRadius="22dp"
-                    app:cardElevation="0dp"
-                    app:strokeWidth="0dp">
-
-                    <LinearLayout
-                        android:layout_width="match_parent"
-                        android:layout_height="match_parent"
-                        android:orientation="vertical"
-                        android:padding="16dp">
-
-                        <TextView
-                            android:layout_width="42dp"
-                            android:layout_height="42dp"
-                            android:background="@drawable/icon_circle_orange"
-                            android:gravity="center"
-                            android:text="⏰"
-                            android:textSize="20sp" />
-
-                        <TextView
-                            android:id="@+id/expiringSoonCount"
-                            android:layout_width="wrap_content"
-                            android:layout_height="wrap_content"
-                            android:layout_marginTop="12dp"
-                            android:text="0"
-                            android:textColor="#704C15"
-                            android:textSize="25sp"
-                            android:textStyle="bold" />
-
-                        <TextView
-                            android:layout_width="wrap_content"
-                            android:layout_height="wrap_content"
-                            android:text="Expiring soon"
-                            android:textColor="#846B42"
-                            android:textSize="13sp" />
-
-                    </LinearLayout>
-
-                </com.google.android.material.card.MaterialCardView>
-
-            </LinearLayout>
-
-
-            
-            <com.google.android.material.card.MaterialCardView
-                android:id="@+id/addItemCard"
-                android:layout_width="match_parent"
-                android:layout_height="68dp"
-                android:layout_marginTop="16dp"
-                app:cardBackgroundColor="#244E32"
-                app:cardCornerRadius="20dp"
-                app:cardElevation="0dp"
-                app:strokeWidth="0dp">
-
-                <LinearLayout
-                    android:layout_width="match_parent"
-                    android:layout_height="match_parent"
-                    android:gravity="center_vertical"
-                    android:orientation="horizontal"
-                    android:paddingStart="20dp"
-                    android:paddingEnd="20dp">
-
-                    <TextView
-                        android:layout_width="42dp"
-                        android:layout_height="42dp"
-                        android:background="@drawable/add_circle"
-                        android:gravity="center"
-                        android:text="+"
-                        android:textColor="#244E32"
-                        android:textSize="27sp"
-                        android:textStyle="bold" />
-
-                    <LinearLayout
-                        android:layout_width="0dp"
-                        android:layout_height="wrap_content"
-                        android:layout_marginStart="14dp"
-                        android:layout_weight="1"
-                        android:orientation="vertical">
-
-                        <TextView
-                            android:layout_width="wrap_content"
-                            android:layout_height="wrap_content"
-                            android:text="Add pantry item"
-                            android:textColor="#FFFFFF"
-                            android:textSize="16sp"
-                            android:textStyle="bold" />
-
-                        <TextView
-                            android:layout_width="wrap_content"
-                            android:layout_height="wrap_content"
-                            android:layout_marginTop="2dp"
-                            android:text="Keep your pantry up to date"
-                            android:textColor="#C9DCCF"
-                            android:textSize="12sp" />
-
-                    </LinearLayout>
-
-                    <TextView
-                        android:layout_width="wrap_content"
-                        android:layout_height="wrap_content"
-                        android:text="›"
-                        android:textColor="#FFFFFF"
-                        android:textSize="30sp" />
-
-                </LinearLayout>
-
-            </com.google.android.material.card.MaterialCardView>
-
-
-            
-            <com.google.android.material.card.MaterialCardView
-                android:id="@+id/shoppingListCard"
-                android:layout_width="match_parent"
-                android:layout_height="68dp"
-                android:layout_marginTop="12dp"
-                app:cardBackgroundColor="#E6F2E8"
-                app:cardCornerRadius="20dp"
-                app:cardElevation="0dp"
-                app:strokeWidth="0dp">
-
-                <LinearLayout
-                    android:layout_width="match_parent"
-                    android:layout_height="match_parent"
-                    android:gravity="center_vertical"
-                    android:orientation="horizontal"
-                    android:paddingStart="20dp"
-                    android:paddingEnd="20dp">
-
-                    <TextView
-                        android:layout_width="42dp"
-                        android:layout_height="42dp"
-                        android:background="@drawable/low_stock_circle"
-                        android:gravity="center"
-                        android:text="🛒"
-                        android:textSize="21sp" />
-
-                    <LinearLayout
-                        android:layout_width="0dp"
-                        android:layout_height="wrap_content"
-                        android:layout_marginStart="14dp"
-                        android:layout_weight="1"
-                        android:orientation="vertical">
-
-                        <TextView
-                            android:layout_width="wrap_content"
-                            android:layout_height="wrap_content"
-                            android:text="Shopping List"
-                            android:textColor="#27352B"
-                            android:textSize="16sp"
-                            android:textStyle="bold" />
-
-                        <TextView
-                            android:layout_width="wrap_content"
-                            android:layout_height="wrap_content"
-                            android:layout_marginTop="2dp"
-                            android:text="Manage items you need to buy"
-                            android:textColor="#6B756D"
-                            android:textSize="12sp" />
-
-                    </LinearLayout>
-
-                    <TextView
-                        android:layout_width="wrap_content"
-                        android:layout_height="wrap_content"
-                        android:text="›"
-                        android:textColor="#55735D"
-                        android:textSize="30sp" />
-
-                </LinearLayout>
-
-            </com.google.android.material.card.MaterialCardView>
-
-
-            
-            <LinearLayout
-                android:layout_width="match_parent"
-                android:layout_height="wrap_content"
-                android:layout_marginTop="30dp"
-                android:gravity="center_vertical"
-                android:orientation="horizontal">
-
-                <TextView
-                    android:layout_width="0dp"
-                    android:layout_height="wrap_content"
-                    android:layout_weight="1"
-                    android:text="Expiring soon"
-                    android:textColor="#17231B"
-                    android:textSize="20sp"
-                    android:textStyle="bold" />
-
-                <TextView
-                    android:layout_width="wrap_content"
-                    android:layout_height="wrap_content"
-                    android:text="See all"
-                    android:textColor="#477654"
-                    android:textSize="14sp"
-                    android:textStyle="bold" />
-
-            </LinearLayout>
-
-
             
             <androidx.recyclerview.widget.RecyclerView
-                android:id="@+id/expiringItemsRecyclerView"
+                android:id="@+id/lowStockItemsRecyclerView"
                 android:layout_width="match_parent"
                 android:layout_height="wrap_content"
                 android:layout_marginTop="12dp"
                 android:nestedScrollingEnabled="false"
-                android:overScrollMode="never"
-                tools:itemCount="2"
-                tools:listitem="@layout/item_expiring" />
-
+                tools:listitem="@layout/item_low_stock" />
 
             
             <com.google.android.material.card.MaterialCardView
-                android:id="@+id/emptyExpiryCard"
-                android:layout_width="match_parent"
-                android:layout_height="120dp"
+                android:id="@+id/emptyLowStockCard"
+                android:layout_width="match_parent"
+                android:layout_height="wrap_content"
                 android:layout_marginTop="12dp"
                 android:visibility="gone"
                 app:cardBackgroundColor="#FFFFFF"
-                app:cardCornerRadius="20dp"
-                app:cardElevation="0dp"
-                app:strokeColor="#E7EBE7"
-                app:strokeWidth="1dp">
-
-                <LinearLayout
+                app:cardCornerRadius="18dp"
+                app:strokeWidth="0dp">
+
+                <TextView
                     android:layout_width="match_parent"
-                    android:layout_height="match_parent"
-                    android:gravity="center_vertical"
-                    android:orientation="horizontal"
-                    android:padding="18dp">
-
-                    <TextView
-                        android:layout_width="55dp"
-                        android:layout_height="55dp"
-                        android:background="@drawable/empty_circle"
-                        android:gravity="center"
-                        android:text="✨"
-                        android:textSize="23sp" />
-
-                    <LinearLayout
-                        android:layout_width="0dp"
-                        android:layout_height="wrap_content"
-                        android:layout_marginStart="15dp"
-                        android:layout_weight="1"
-                        android:orientation="vertical">
-
-                        <TextView
-                            android:layout_width="wrap_content"
-                            android:layout_height="wrap_content"
-                            android:text="Your pantry is fresh!"
-                            android:textColor="#27352B"
-                            android:textSize="16sp"
-                            android:textStyle="bold" />
-
-                        <TextView
-                            android:layout_width="wrap_content"
-                            android:layout_height="wrap_content"
-                            android:layout_marginTop="4dp"
-                            android:text="No items are close to expiry."
-                            android:textColor="#7A857E"
-                            android:textSize="13sp" />
-
-                    </LinearLayout>
-
-                </LinearLayout>
+                    android:layout_height="wrap_content"
+                    android:gravity="center"
+                    android:padding="24dp"
+                    android:text="Your pantry stock levels look good."
+                    android:textColor="#7A857E"
+                    android:textSize="13sp" />
 
             </com.google.android.material.card.MaterialCardView>
 
-
-            
-            <TextView
-                android:layout_width="wrap_content"
-                android:layout_height="wrap_content"
-                android:layout_marginTop="30dp"
-                android:text="Low stock"
-                android:textColor="#17231B"
-                android:textSize="20sp"
-                android:textStyle="bold" />
-
-
-            
-            <com.google.android.material.card.MaterialCardView
-                android:layout_width="match_parent"
-                android:layout_height="105dp"
-                android:layout_marginTop="12dp"
-                app:cardBackgroundColor="#FFFFFF"
-                app:cardCornerRadius="20dp"
-                app:cardElevation="0dp"
-                app:strokeColor="#E7EBE7"
-                app:strokeWidth="1dp">
-
-                <LinearLayout
-                    android:layout_width="match_parent"
-                    android:layout_height="match_parent"
-                    android:gravity="center_vertical"
-                    android:orientation="horizontal"
-                    android:padding="18dp">
-
-                    <TextView
-                        android:layout_width="48dp"
-                        android:layout_height="48dp"
-                        android:background="@drawable/low_stock_circle"
-                        android:gravity="center"
-                        android:text="🛒"
-                        android:textSize="20sp" />
-
-                    <LinearLayout
-                        android:layout_width="0dp"
-                        android:layout_height="wrap_content"
-                        android:layout_marginStart="15dp"
-                        android:layout_weight="1"
-                        android:orientation="vertical">
-
-                        <TextView
-                            android:id="@+id/lowStockMessage"
-                            android:layout_width="wrap_content"
-                            android:layout_height="wrap_content"
-                            android:text="Everything is stocked"
-                            android:textColor="#27352B"
-                            android:textSize="15sp"
-                            android:textStyle="bold" />
-
-                        <TextView
-                            android:id="@+id/lowStockDescription"
-                            android:layout_width="wrap_content"
-                            android:layout_height="wrap_content"
-                            android:layout_marginTop="3dp"
-                            android:text="No low-stock items yet."
-                            android:textColor="#7A857E"
-                            android:textSize="13sp" />
-
-                    </LinearLayout>
-
-                    <TextView
-                        android:id="@+id/lowStockCount"
-                        android:layout_width="wrap_content"
-                        android:layout_height="wrap_content"
-                        android:layout_marginEnd="8dp"
-                        android:text="0"
-                        android:textColor="#B45309"
-                        android:textSize="22sp"
-                        android:textStyle="bold" />
-
-                </LinearLayout>
-
-            </com.google.android.material.card.MaterialCardView>
-
-
-            
-            <androidx.recyclerview.widget.RecyclerView
-                android:id="@+id/lowStockItemsRecyclerView"
-                android:layout_width="match_parent"
-                android:layout_height="wrap_content"
-                android:layout_marginTop="12dp"
-                android:nestedScrollingEnabled="false"
-                android:overScrollMode="never"
-                tools:itemCount="2"
-                tools:listitem="@layout/item_low_stock" />
-
-
-            
-            <com.google.android.material.card.MaterialCardView
-                android:id="@+id/emptyLowStockCard"
-                android:layout_width="match_parent"
-                android:layout_height="120dp"
-                android:layout_marginTop="12dp"
-                android:visibility="gone"
-                app:cardBackgroundColor="#FFFFFF"
-                app:cardCornerRadius="20dp"
-                app:cardElevation="0dp"
-                app:strokeColor="#E7EBE7"
-                app:strokeWidth="1dp">
-
-                <LinearLayout
-                    android:layout_width="match_parent"
-                    android:layout_height="match_parent"
-                    android:gravity="center_vertical"
-                    android:orientation="horizontal"
-                    android:padding="18dp">
-
-                    <TextView
-                        android:layout_width="55dp"
-                        android:layout_height="55dp"
-                        android:background="@drawable/empty_circle"
-                        android:gravity="center"
-                        android:text="✓"
-                        android:textColor="#2F6B42"
-                        android:textSize="24sp"
-                        android:textStyle="bold" />
-
-                    <LinearLayout
-                        android:layout_width="0dp"
-                        android:layout_height="wrap_content"
-                        android:layout_marginStart="15dp"
-                        android:layout_weight="1"
-                        android:orientation="vertical">
-
-                        <TextView
-                            android:layout_width="wrap_content"
-                            android:layout_height="wrap_content"
-                            android:text="Stock levels look good!"
-                            android:textColor="#27352B"
-                            android:textSize="16sp"
-                            android:textStyle="bold" />
-
-                        <TextView
-                            android:layout_width="wrap_content"
-                            android:layout_height="wrap_content"
-                            android:layout_marginTop="4dp"
-                            android:text="No pantry items are running low."
-                            android:textColor="#7A857E"
-                            android:textSize="13sp" />
-
-                    </LinearLayout>
-
-                </LinearLayout>
-
-            </com.google.android.material.card.MaterialCardView>
-
         </LinearLayout>
 
     </ScrollView>
 
-
     
-    <com.google.android.material.card.MaterialCardView
-        android:id="@+id/bottomNavigation"
+    <androidx.cardview.widget.CardView
         android:layout_width="0dp"
-        android:layout_height="76dp"
-        android:layout_marginStart="12dp"
-        android:layout_marginEnd="12dp"
-        android:layout_marginBottom="10dp"
-        app:cardBackgroundColor="#FFFFFF"
-        app:cardCornerRadius="25dp"
-        app:cardElevation="8dp"
+        android:layout_height="70dp"
+        android:backgroundTint="#FFFFFF"
+        android:elevation="8dp"
+        app:cardCornerRadius="0dp"
         app:layout_constraintBottom_toBottomOf="parent"
         app:layout_constraintStart_toStartOf="parent"
         app:layout_constraintEnd_toEndOf="parent">
@@ -646,131 +539,59 @@
             android:gravity="center"
             android:orientation="horizontal">
 
-            
-            <LinearLayout
+            <TextView
+                android:id="@+id/homeNav"
                 android:layout_width="0dp"
                 android:layout_height="match_parent"
                 android:layout_weight="1"
                 android:gravity="center"
-                android:orientation="vertical">
-
-                <TextView
-                    android:layout_width="wrap_content"
-                    android:layout_height="wrap_content"
-                    android:text="⌂"
-                    android:textColor="#2F6B42"
-                    android:textSize="25sp"
-                    android:textStyle="bold" />
-
-                <TextView
-                    android:layout_width="wrap_content"
-                    android:layout_height="wrap_content"
-                    android:text="Home"
-                    android:textColor="#2F6B42"
-                    android:textSize="11sp"
-                    android:textStyle="bold" />
-
-            </LinearLayout>
-
-
-            
-            <LinearLayout
+                android:text="⌂\nHome"
+                android:textColor="#2F6B42"
+                android:textSize="12sp" />
+
+            <TextView
+                android:id="@+id/pantryNav"
                 android:layout_width="0dp"
                 android:layout_height="match_parent"
                 android:layout_weight="1"
                 android:gravity="center"
-                android:orientation="vertical">
-
-                <TextView
-                    android:layout_width="wrap_content"
-                    android:layout_height="wrap_content"
-                    android:text="▣"
-                    android:textColor="#89938C"
-                    android:textSize="22sp" />
-
-                <TextView
-                    android:layout_width="wrap_content"
-                    android:layout_height="wrap_content"
-                    android:text="Pantry"
-                    android:textColor="#89938C"
-                    android:textSize="11sp" />
-
-            </LinearLayout>
-
-
-            
-            <LinearLayout
+                android:text="▣\nPantry"
+                android:textColor="#7A857E"
+                android:textSize="12sp" />
+
+            <TextView
+                android:id="@+id/addNav"
                 android:layout_width="0dp"
                 android:layout_height="match_parent"
                 android:layout_weight="1"
                 android:gravity="center"
-                android:orientation="vertical">
-
-                <TextView
-                    android:layout_width="48dp"
-                    android:layout_height="48dp"
-                    android:background="@drawable/bottom_add"
-                    android:gravity="center"
-                    android:text="+"
-                    android:textColor="#FFFFFF"
-                    android:textSize="27sp"
-                    android:textStyle="bold" />
-
-            </LinearLayout>
-
-
-            
-            <LinearLayout
+                android:text="+\nAdd"
+                android:textColor="#7A857E"
+                android:textSize="12sp" />
+
+            <TextView
+                android:id="@+id/alertsNav"
                 android:layout_width="0dp"
                 android:layout_height="match_parent"
                 android:layout_weight="1"
                 android:gravity="center"
-                android:orientation="vertical">
-
-                <TextView
-                    android:layout_width="wrap_content"
-                    android:layout_height="wrap_content"
-                    android:text="♡"
-                    android:textColor="#89938C"
-                    android:textSize="23sp" />
-
-                <TextView
-                    android:layout_width="wrap_content"
-                    android:layout_height="wrap_content"
-                    android:text="Alerts"
-                    android:textColor="#89938C"
-                    android:textSize="11sp" />
-
-            </LinearLayout>
-
-
-            
-            <LinearLayout
+                android:text="⚠\nAlerts"
+                android:textColor="#7A857E"
+                android:textSize="12sp" />
+
+            <TextView
+                android:id="@+id/profileNav"
                 android:layout_width="0dp"
                 android:layout_height="match_parent"
                 android:layout_weight="1"
                 android:gravity="center"
-                android:orientation="vertical">
-
-                <TextView
-                    android:layout_width="wrap_content"
-                    android:layout_height="wrap_content"
-                    android:text="◉"
-                    android:textColor="#89938C"
-                    android:textSize="22sp" />
-
-                <TextView
-                    android:layout_width="wrap_content"
-                    android:layout_height="wrap_content"
-                    android:text="Profile"
-                    android:textColor="#89938C"
-                    android:textSize="11sp" />
-
-            </LinearLayout>
+                android:text="●\nProfile"
+                android:textColor="#7A857E"
+                android:textSize="12sp" />
 
         </LinearLayout>
 
-    </com.google.android.material.card.MaterialCardView>
+    </androidx.cardview.widget.CardView>
 
 </androidx.constraintlayout.widget.ConstraintLayout>
 <!-- res/layout/item_expiring.xml (included above) -->
<!-- resource entries referenced after the edit -->
@@ -1,29 +1,5 @@
 <!-- resources referenced by this layout -->
 <resources>
-  <!-- drawable add_circle (drawable) -->
-  <?xml version="1.0" encoding="utf-8"?>
-  <shape xmlns:android="http://schemas.android.com/apk/res/android"
-      android:shape="oval">
-  
-      <solid android:color="#E8F5E9" />
-  
-  </shape>
-  <!-- drawable bottom_add (drawable) -->
-  <?xml version="1.0" encoding="utf-8"?>
-  <shape xmlns:android="http://schemas.android.com/apk/res/android"
-      android:shape="oval">
-  
-      <solid android:color="#1B5E20" />
-  
-  </shape>
-  <!-- drawable empty_circle (drawable) -->
-  <?xml version="1.0" encoding="utf-8"?>
-  <shape xmlns:android="http://schemas.android.com/apk/res/android"
-      android:shape="oval">
-  
-      <solid android:color="#F1F5F9" />
-  
-  </shape>
   <!-- drawable icon_circle_green (drawable) -->
   <?xml version="1.0" encoding="utf-8"?>
   <shape xmlns:android="http://schemas.android.com/apk/res/android"
@@ -48,38 +24,6 @@
       <solid android:color="#FFF3E0" />
   
   </shape>
-  <!-- drawable profile_circle (drawable) -->
-  <?xml version="1.0" encoding="utf-8"?>
-  <shape xmlns:android="http://schemas.android.com/apk/res/android"
-      android:shape="oval">
-  
-      <solid android:color="#E8F5E9" />
-  
-      <stroke
-          android:width="2dp"
-          android:color="#2E7D32" />
-  
-  </shape>
-  <!-- drawable search_background (drawable) -->
-  <?xml version="1.0" encoding="utf-8"?>
-  <shape xmlns:android="http://schemas.android.com/apk/res/android"
-      android:shape="rectangle">
-  
-      <solid android:color="#F5F7FA" />
-  
-      <corners android:radius="16dp" />
-  
-      <stroke
-          android:width="1dp"
-          android:color="#E2E8F0" />
-  
-      <padding
-          android:left="16dp"
-          android:top="10dp"
-          android:right="16dp"
-          android:bottom="10dp" />
-  
-  </shape>
   <style name="Theme.SmartPantryManager" parent="Base.Theme.SmartPantryManager" />
   <style name="Base.Theme.SmartPantryManager" parent="Theme.Material3.DayNight.NoActionBar">
           
